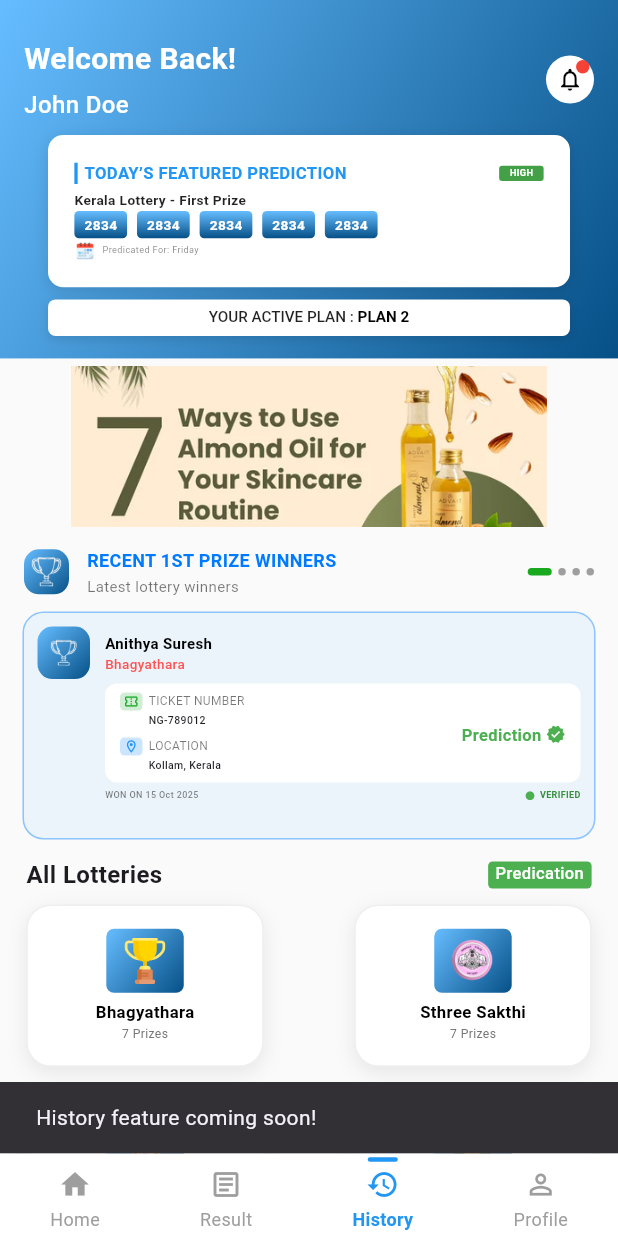
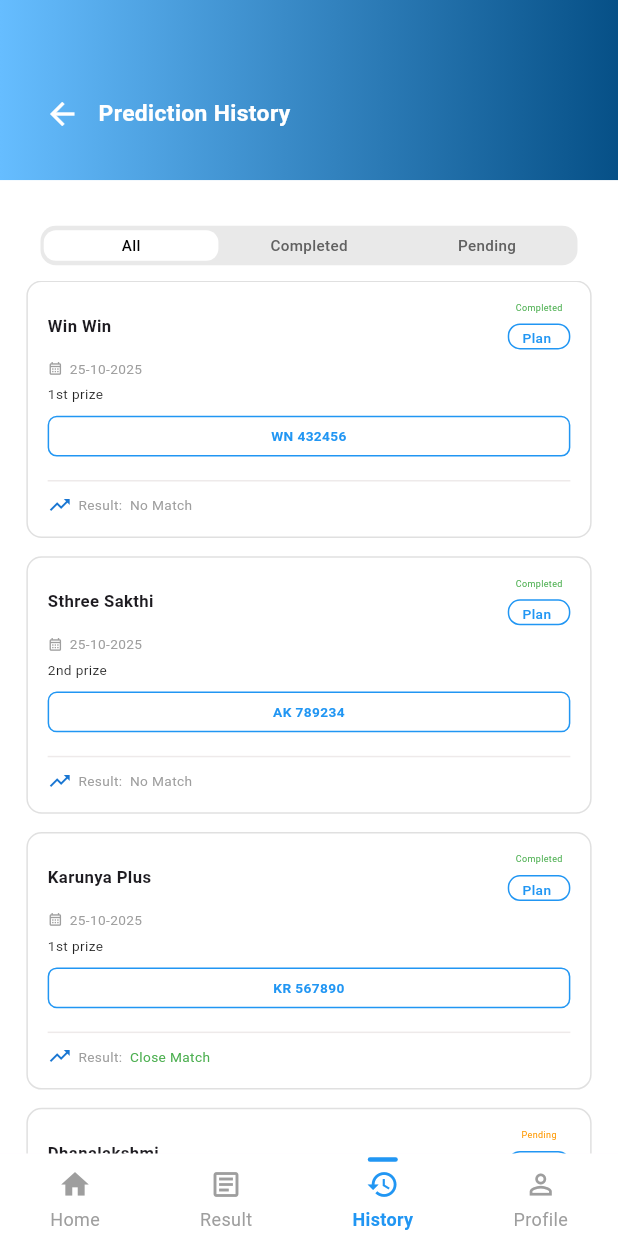
Before and after one commit to zainulabidali/ziya_lottery_app, a Flutter app: the screen it shows after launch, item 3 of the bottom bar chosen, on a phone screen of 412 x 824 dp. Run offline on Flutter 3.47's test engine with Material 3 defaults, Android fonts, the phone set to English and light mode, and no system bars; our stand-ins replace firebase_auth, firebase_core, flutter_screenutil, flutter_typeahead, lottie; accounts and stored records are empty; Roboto replaces fonts that are missing (Poppins).

Commit message:
history ui

```diff
--- /dev/null
+++ b/lib/history/history_screens/history_screen.dart
@@ -0,0 +1,150 @@
+import 'package:flutter/material.dart';
+import 'package:flutter_screenutil/flutter_screenutil.dart';
+import 'package:lottery_app/auth/constants/spacing.dart';
+import 'package:lottery_app/history/widgets/PredictionCard_widget.dart';
+import 'package:lottery_app/history/widgets/appBar_widget.dart';
+import 'package:lottery_app/home/constants/app_colors.dart';
+
+class PredictionHistoryScreen extends StatefulWidget {
+  const PredictionHistoryScreen({super.key});
+
+  @override
+  State<PredictionHistoryScreen> createState() =>
+      _PredictionHistoryScreenState();
+}
+
+class _PredictionHistoryScreenState extends State<PredictionHistoryScreen> {
+  String selectedTab = 'All';
+
+  final List<Map<String, dynamic>> predictions = [
+    {
+      'lottery': 'Win Win',
+      'date': '25-10-2025',
+      'prize': '1st prize',
+      'ticket': 'WN 432456',
+      'plan': 'Plan 3',
+      'status': 'Completed',
+      'result': 'No Match',
+      'matchType': 'normal',
+    },
+    {
+      'lottery': 'Sthree Sakthi',
+      'date': '25-10-2025',
+      'prize': '2nd prize',
+      'ticket': 'AK 789234',
+      'plan': 'Plan 3',
+      'status': 'Completed',
+      'result': 'No Match',
+      'matchType': 'normal',
+    },
+    {
+      'lottery': 'Karunya Plus',
+      'date': '25-10-2025',
+      'prize': '1st prize',
+      'ticket': 'KR 567890',
+      'plan': 'Plan 3',
+      'status': 'Completed',
+      'result': 'Close Match',
+      'matchType': 'close',
+    },
+    {
+      'lottery': 'Dhanalakshmi',
+      'date': '25-10-2025',
+      'prize': '7th Prize',
+      'ticket': 'RN 234567',
+      'plan': 'Plan 1',
+      'status': 'Pending',
+      'result': '',
+      'matchType': '',
+    },
+  ];
+
+  List<Map<String, dynamic>> get filteredList {
+    if (selectedTab == 'All') return predictions;
+    return predictions.where((item) => item['status'] == selectedTab).toList();
+  }
+
+  @override
+  Widget build(BuildContext context) {
+    return Scaffold(
+      backgroundColor: Colors.white,
+      body: Column(
+        children: [
+          // ---- Gradient AppBar ----
+          Appbar_widget(),
+
+          // ---- White tab section (under gradient) ----
+          Spacing.height(20),
+          Container(
+            color: Colors.white,
+            padding: EdgeInsets.symmetric(horizontal: 16.w, vertical: 10.h),
+            child: Container(
+              width: 358,
+              height: 26.h,
+              decoration: BoxDecoration(
+                color: const Color(0xFFE9E9E9),
+                borderRadius: BorderRadius.circular(10.r),
+              ),
+              child: Row(
+                mainAxisAlignment: MainAxisAlignment.spaceEvenly,
+                children: [
+                  buildTab("All"),
+                  buildTab("Completed"),
+                  buildTab("Pending"),
+                ],
+              ),
+            ),
+          ),
+
+          // ---- Prediction List ----
+          Expanded(
+            child: Padding(
+              padding: EdgeInsets.symmetric(horizontal: 16.w),
+              child: filteredList.isEmpty
+                  ? Center(
+                      child: Text(
+                        "No data available",
+                        style: TextStyle(fontSize: 16.sp, color: Colors.grey),
+                      ),
+                    )
+                  : ListView.builder(
+                      itemCount: filteredList.length,
+                      itemBuilder: (context, index) {
+                        final item = filteredList[index];
+                        return Padding(
+                          padding: EdgeInsets.only(bottom: 12.h),
+                          child: PredictionCard_history(item: item),
+                        );
+                      },
+                    ),
+            ),
+          ),
+        ],
+      ),
+    );
+  }
+
+  Widget buildTab(String label) {
+    final bool isSelected = selectedTab == label;
+    return GestureDetector(
+      onTap: () => setState(() => selectedTab = label),
+      child: Container(
+        width: 106.w,
+        height: 20.h,
+        alignment: Alignment.center,
+        decoration: BoxDecoration(
+          color: isSelected ? Colors.white : Colors.transparent,
+          borderRadius: BorderRadius.circular(8.r),
+        ),
+        child: Text(
+          label,
+          style: TextStyle(
+            color: isSelected ? Colors.black : Colors.grey.shade700,
+            fontWeight: FontWeight.w500,
+            fontSize: 10.sp,
+          ),
+        ),
+      ),
+    );
+  }
+}
--- /dev/null
+++ b/lib/history/widgets/PredictionCard_widget.dart
@@ -0,0 +1,138 @@
+import 'package:flutter/material.dart';
+import 'package:flutter_screenutil/flutter_screenutil.dart';
+
+class PredictionCard_history extends StatelessWidget {
+  final Map<String, dynamic> item;
+  const PredictionCard_history({super.key, required this.item});
+
+  @override
+  Widget build(BuildContext context) {
+    final isPending = item['status'] == 'Pending';
+    final isCloseMatch = item['matchType'] == 'close';
+
+    return Container(
+      padding: EdgeInsets.all(12.w),
+      decoration: BoxDecoration(
+        border: Border.all(color: Colors.grey.shade300),
+        borderRadius: BorderRadius.circular(10.r),
+      ),
+      child: Column(
+        crossAxisAlignment: CrossAxisAlignment.start,
+        children: [
+          // Title + Plan Row
+          Row(
+            mainAxisAlignment: MainAxisAlignment.spaceBetween,
+            children: [
+              Text(
+                item['lottery'],
+                style: TextStyle(fontSize: 11.sp, fontWeight: FontWeight.w600),
+              ),
+              Row(
+                children: [
+                  Column(
+                    children: [
+                      Text(
+                        item['status'],
+                        style: TextStyle(
+                          color: isPending ? Colors.orange : Colors.green,
+                          fontWeight: FontWeight.w400,
+                          fontSize: 6,
+                        ),
+                      ),
+                      SizedBox(height: 5.w),
+                      Container(
+                        width: 38.w,
+                        height: 17.h,
+                        padding: EdgeInsets.symmetric(
+                          horizontal: 8.w,
+                          vertical: 2.h,
+                        ),
+                        decoration: BoxDecoration(
+                          border: Border.all(color: const Color(0xFF2196F3)),
+                          borderRadius: BorderRadius.circular(8.r),
+                        ),
+                        child: Center(
+                          child: Text(
+                            item['plan'],
+                            style: TextStyle(
+                              color: const Color(0xFF2196F3),
+                              fontWeight: FontWeight.w500,
+                              fontSize: 9.sp,
+                            ),
+                          ),
+                        ),
+                      ),
+                    ],
+                  ),
+                ],
+              ),
+            ],
+          ),
+          SizedBox(height: 6.h),
+          Row(
+            children: [
+              Icon(
+                Icons.calendar_month_outlined,
+                size: 10.sp,
+                color: Colors.grey,
+              ),
+              SizedBox(width: 4.w),
+              Text(
+                item['date'],
+                style: TextStyle(color: Colors.grey, fontSize: 9.sp),
+              ),
+            ],
+          ),
+          SizedBox(height: 4.h),
+          Text(
+            item['prize'],
+            style: TextStyle(fontSize: 9.sp, color: Colors.black87),
+          ),
+          SizedBox(height: 8.h),
+          Container(
+            width: 332.w,
+            padding: EdgeInsets.symmetric(horizontal: 8.w, vertical: 6.h),
+            decoration: BoxDecoration(
+              border: Border.all(color: const Color(0xFF2196F3)),
+              borderRadius: BorderRadius.circular(6.r),
+            ),
+            child: Text(
+              item['ticket'],
+              textAlign: TextAlign.center,
+              style: TextStyle(
+                fontSize: 9.sp,
+                color: const Color(0xFF2196F3),
+                fontWeight: FontWeight.w600,
+              ),
+            ),
+          ),
+          if (!isPending) ...[
+            SizedBox(height: 8.h),
+            Divider(color: Color.fromRGBO(238, 234, 234, 1), thickness: 1),
+            Row(
+              children: [
+                Icon(
+                  Icons.trending_up,
+                  size: 16,
+                  color: const Color.fromARGB(255, 25, 118, 210),
+                ),
+                SizedBox(width: 4.w),
+                Text(
+                  'Result: ',
+                  style: TextStyle(color: Colors.grey, fontSize: 9.sp),
+                ),
+                Text(
+                  ' ${item['result']}',
+                  style: TextStyle(
+                    color: isCloseMatch ? Colors.green : Colors.grey,
+                    fontSize: 9.sp,
+                  ),
+                ),
+              ],
+            ),
+          ],
+        ],
+      ),
+    );
+  }
+}
--- /dev/null
+++ b/lib/history/widgets/appBar_widget.dart
@@ -0,0 +1,45 @@
+import 'package:flutter/material.dart';
+import 'package:flutter_screenutil/flutter_screenutil.dart';
+import 'package:lottery_app/home/constants/app_colors.dart';
+
+class Appbar_widget extends StatelessWidget {
+  const Appbar_widget({
+    super.key,
+  });
+
+  @override
+  Widget build(BuildContext context) {
+    return Container(
+      width: double.infinity,
+      decoration: const BoxDecoration(
+        gradient: LinearGradient(
+          colors: AppColors.kGradientColors,
+          end: Alignment.centerRight,
+          begin: Alignment.centerLeft,
+        ),
+      ),
+      padding: EdgeInsets.only(
+        top: 51.h,
+        left: 16.w,
+        right: 16.w,
+        bottom: 20.h,
+      ),
+      child: Row(
+        children: [
+          IconButton(
+            icon: const Icon(Icons.arrow_back, color: Colors.white),
+            onPressed: () => Navigator.pop(context),
+          ),
+          Text(
+            "Prediction History",
+            style: TextStyle(
+              color: Colors.white,
+              fontSize: 15.sp,
+              fontWeight: FontWeight.w600,
+            ),
+          ),
+        ],
+      ),
+    );
+  }
+}
--- a/lib/home/home_screen/home_screen.dart
+++ b/lib/home/home_screen/home_screen.dart
@@ -10,7 +10,6 @@ import 'package:lottery_app/home/widgets/lottery_widgets.dart';
 import 'package:lottery_app/home/widgets/recent_winners.widget.dart';
 import '../components/winner_card.dart';
 import '../../BottomNavBar/bottom_nav_bar.dart';
-import 'package:lottery_app/result/result_screens/result_screen.dart';
 
 class HomeScreen extends StatefulWidget {
   const HomeScreen({super.key});
@@ -20,38 +19,7 @@ class HomeScreen extends StatefulWidget {
 }
 
 class _HomeScreenState extends State<HomeScreen> {
-  int selectedIndex = 0;
-  int winnerCardCurrentPage = 0;
-
-  void onNavTapped(int index) {
-    setState(() => selectedIndex = index);
-
-    // Navigate based on the selected index
-    switch (index) {
-      case 0: // Home
-        // Already on home screen, no navigation needed
-        break;
-      case 1: // Result
-        // Navigate to result screen
-        Navigator.push(
-          context,
-          MaterialPageRoute(builder: (context) => const LotteryResultScreen()),
-        );
-        break;
-      case 2: // History
-        // Show a snackbar indicating this feature is not implemented yet
-        ScaffoldMessenger.of(context).showSnackBar(
-          const SnackBar(content: Text('History feature coming soon!')),
-        );
-        break;
-      case 3: // Profile
-        // Show a snackbar indicating this feature is not implemented yet
-        ScaffoldMessenger.of(context).showSnackBar(
-          const SnackBar(content: Text('Profile feature coming soon!')),
-        );
-        break;
-    }
-  }
+  // Removed selectedIndex since it's now managed by MainScreen
 
   // List of banner images for the carousel
   final List<String> bannerImages = [
@@ -108,7 +76,7 @@ class _HomeScreenState extends State<HomeScreen> {
 
               // Make recent winners section scrollable with indicators
               recent_firstpricewinner_widget(
-                currentPage: winnerCardCurrentPage,
+                currentPage: 0, // This should be managed if needed
               ),
 
               // Scrollable WinnerCard section
@@ -116,21 +84,18 @@ class _HomeScreenState extends State<HomeScreen> {
                 height: 160, // Adjust based on card height
                 child: PageView.builder(
                   itemCount: winnerData.length,
-                  onPageChanged: (index) {
-                    setState(() {
-                      winnerCardCurrentPage = index;
-                    });
-                  },
+                  // Removed onPageChanged since it's managed in MainScreen
                   itemBuilder: (context, index) {
                     final winner = winnerData[index];
                     return WinnerCard(
                       name: winner['name']!,
-                      lottery: winner['lottery']!,
-                      ticket: winner['ticket']!,
+                      lottery: winner['lottery']!, // Fixed the order
+                      ticket: winner['ticket']!,   // Fixed the order
                       location: winner['location']!,
                       date: winner['date']!,
                     );
                   },
+                  // Removed onPageChanged callback
                 ),
               ),
 
@@ -166,17 +131,14 @@ class _HomeScreenState extends State<HomeScreen> {
                   ],
                 ),
               ),
-              lottary_wedgets(),
+              lottary_wedgets(), // Note: Typo in widget name - should be "lottery_widgets"
 
               // SizedBox(height: 20.h),
             ],
           ),
         ),
       ),
-      bottomNavigationBar: BottomNavBar(
-        selectedIndex: selectedIndex,
-        onItemSelected: onNavTapped,
-      ),
+      // Removed bottomNavigationBar since it's now in MainScreen
     );
   }
 }
--- a/lib/main.dart
+++ b/lib/main.dart
@@ -6,7 +6,8 @@ import 'package:lottery_app/auth/providers/auth_provider.dart';
 import 'package:lottery_app/auth/screens/forgot_password_view.dart';
 import 'package:lottery_app/auth/screens/sign_in_view.dart';
 import 'package:lottery_app/auth/screens/welcome_view.dart';
-import 'package:lottery_app/home/home_screen/home_screen.dart';
+import 'package:lottery_app/main_screen.dart';
+import 'package:lottery_app/test_main_screen.dart'; // Changed to test screen
 import 'package:lottery_app/home/controller/plancard_controller.dart';
 import 'package:provider/provider.dart';
 
@@ -41,7 +42,7 @@ class lottery_App extends StatelessWidget {
             theme: ThemeData(fontFamily: 'Poppins'),
             initialRoute: '/',
             routes: {
-              '/': (context) => const HomeScreen(),
+              '/': (context) => const MainScreen(), // Changed to TestMainScreen
               // '/signin': (context) => const SignInView(),
               // '/forgot-password': (context) => const ForgotPasswordView(),
             },
--- /dev/null
+++ b/lib/main_screen.dart
@@ -0,0 +1,41 @@
+import 'package:flutter/material.dart';
+import 'package:lottery_app/history/history_screens/history_screen.dart';
+import 'package:lottery_app/home/home_screen/home_screen.dart';
+import 'package:lottery_app/result/result_screens/result_screen.dart';
+import 'package:lottery_app/BottomNavBar/bottom_nav_bar.dart';
+
+class MainScreen extends StatefulWidget {
+  const MainScreen({super.key});
+
+  @override
+  State<MainScreen> createState() => _MainScreenState();
+}
+
+class _MainScreenState extends State<MainScreen> {
+  int _selectedIndex = 0;
+
+  // Updated pages list with proper syntax
+  final List<Widget> pages = [
+    const HomeScreen(),
+    const LotteryResultScreen(),
+    const PredictionHistoryScreen(),
+    const Center(child: Text("Profile Screen")),
+  ];
+
+  void _onNavTapped(int index) {
+    setState(() {
+      _selectedIndex = index;
+    });
+  }
+
+  @override
+  Widget build(BuildContext context) {
+    return Scaffold(
+      body: pages[_selectedIndex],
+      bottomNavigationBar: BottomNavBar(
+        selectedIndex: _selectedIndex,
+        onItemSelected: _onNavTapped,
+      ),
+    );
+  }
+}
--- a/pubspec.yaml
+++ b/pubspec.yaml
@@ -68,7 +68,6 @@ flutter:
 
   # To add assets to your application, add an assets section, like this:
   assets:
-    - assets/
     - assets/images/
 
   # An image asset can refer to one or more resolution-specific "variants", see
```
Also changed, not shown: lib/result/result_screens/result_screen.dart (+101 -36 lines), lib/result/widgets/Consolation_prize_widget.dart (+13 -9 lines), lib/test_main_screen.dart (added, +40 -0 lines), assets/images/result_page_img.png (added), 1 other file.
